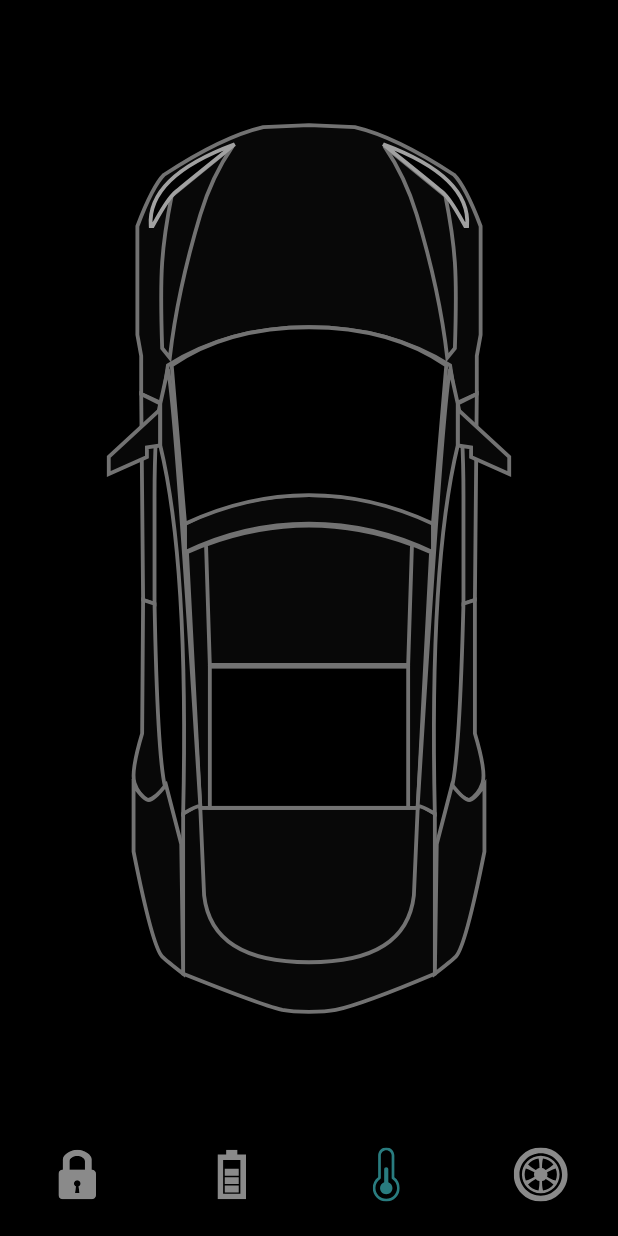
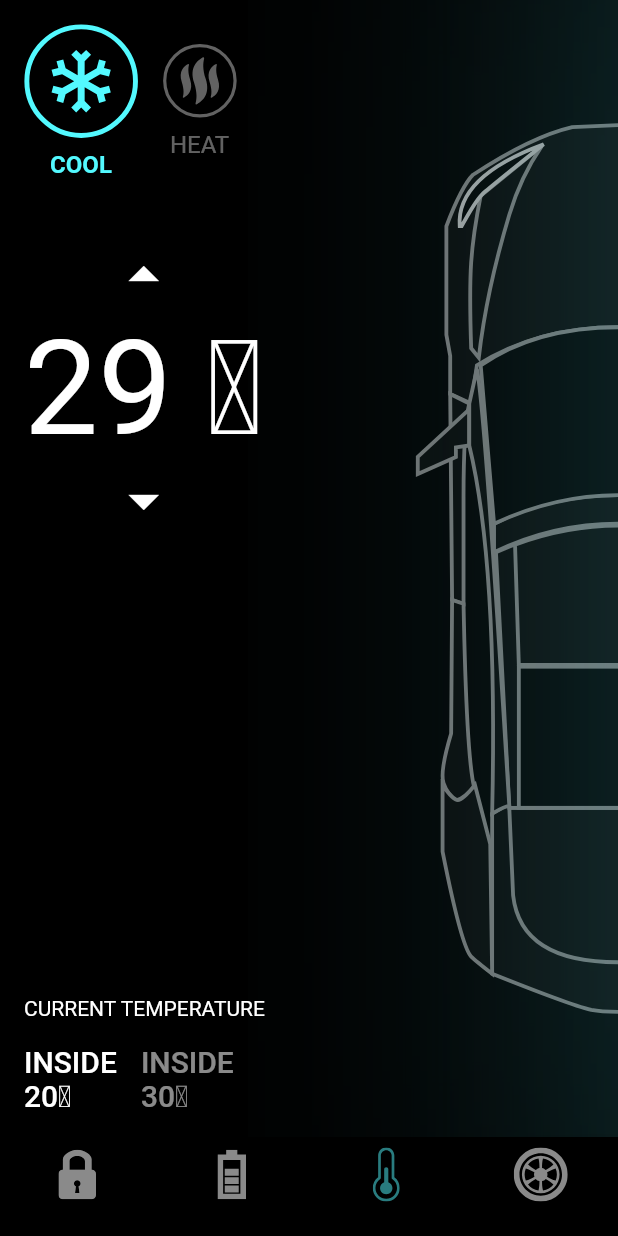
Before and after one commit to Ange0/testla_flutter, a Flutter app: the screen it shows after launch, item 3 of the bottom bar chosen, on a phone screen of 412 x 824 dp. Run offline on Flutter 3.47's test engine with Material 2 defaults, Android fonts, the light colour scheme and no system bars; our stand-ins replace flutter_svg.

Commit message:
episode 3

```diff
--- a/lib/home_controller.dart
+++ b/lib/home_controller.dart
@@ -5,35 +5,38 @@
   bool isLeftDoorLock = true;
   bool isBonnetDoorLock = true;
   bool isTrunkDoorLock = true;
+
   int selectedBottomTab = 0;
+
+  bool isCoolSeleted = true;
 
   void updateRightDoorLock() {
     isRightDoorLock = !isRightDoorLock;
-
     notifyListeners();
   }
 
   void updateLeftDoorLock() {
     isLeftDoorLock = !isLeftDoorLock;
-
     notifyListeners();
   }
 
   void updateBonnetDoorLock() {
     isBonnetDoorLock = !isBonnetDoorLock;
-
     notifyListeners();
   }
 
   void updateTrunkDoorLock() {
     isTrunkDoorLock = !isTrunkDoorLock;
-
     notifyListeners();
   }
 
   void onBottomNavigationTabChange(index) {
     selectedBottomTab = index;
+    notifyListeners();
+  }
 
+  void updateCoolSelectedTab() {
+    isCoolSeleted = !isCoolSeleted;
     notifyListeners();
   }
 }
--- /dev/null
+++ b/lib/screens/components/temp_btn.dart
@@ -0,0 +1,53 @@
+import 'package:animation_testla_car/constanins.dart';
+import 'package:flutter/material.dart';
+import 'package:flutter_svg/svg.dart';
+
+class TempBtn extends StatelessWidget {
+  const TempBtn(
+      {Key? key,
+      required this.svgSrc,
+      required this.title,
+      this.isActive = false,
+      this.activeColor = primaryColor,
+      required this.press})
+      : super(key: key);
+
+  final String svgSrc, title;
+  final bool isActive;
+  final Color activeColor;
+  final VoidCallback press;
+
+  @override
+  Widget build(BuildContext context) {
+    return GestureDetector(
+      onTap: press,
+      child: Column(
+        children: [
+          AnimatedContainer(
+            duration: const Duration(microseconds: 200),
+            curve: Curves.easeInOutBack,
+            height: isActive ? 76 : 50,
+            width: isActive ? 76 : 50,
+            child: SvgPicture.asset(
+              svgSrc,
+              color: isActive ? activeColor : Colors.white38,
+            ),
+          ),
+          const SizedBox(
+            height: defaultPadding / 2,
+          ),
+          AnimatedDefaultTextStyle(
+            duration: Duration(microseconds: 200),
+            style: TextStyle(
+                color: isActive ? activeColor : Colors.white38,
+                fontSize: 16,
+                fontWeight: isActive ? FontWeight.bold : FontWeight.normal),
+            child: Text(
+              title.toUpperCase(),
+            ),
+          )
+        ],
+      ),
+    );
+  }
+}
--- /dev/null
+++ b/lib/screens/components/temp_details.dart
@@ -0,0 +1,132 @@
+import 'package:animation_testla_car/constanins.dart';
+import 'package:animation_testla_car/home_controller.dart';
+import 'package:animation_testla_car/screens/components/temp_btn.dart';
+import 'package:flutter/material.dart';
+
+class TempDetails extends StatelessWidget {
+  const TempDetails({
+    Key? key,
+    required HomeController controller,
+  })  : _controller = controller,
+        super(key: key);
+
+  final HomeController _controller;
+
+  @override
+  Widget build(BuildContext context) {
+    return Padding(
+      padding: EdgeInsets.all(defaultPadding),
+      child: Column(
+        crossAxisAlignment: CrossAxisAlignment.start,
+        children: [
+          Row(
+            children: [
+              TempBtn(
+                isActive: _controller.isCoolSeleted,
+                svgSrc: "assets/icons/coolShape.svg",
+                title: "Cool",
+                press: () {
+                  _controller.updateCoolSelectedTab();
+                },
+              ),
+              const SizedBox(
+                width: defaultPadding,
+              ),
+              TempBtn(
+                isActive: !_controller.isCoolSeleted,
+                svgSrc: "assets/icons/heatShape.svg",
+                title: "Heat",
+                activeColor: redColor,
+                press: () {
+                  _controller.updateCoolSelectedTab();
+                },
+              ),
+            ],
+          ),
+          const SizedBox(
+            height: 40,
+          ),
+          Column(
+            children: [
+              IconButton(
+                padding: EdgeInsets.zero,
+                onPressed: () {},
+                icon: const Icon(
+                  Icons.arrow_drop_up,
+                  size: 48,
+                  color: Colors.white,
+                ),
+              ),
+              const Text(
+                "29 " "\u2103",
+                style: TextStyle(fontSize: 88, color: Colors.white),
+              ),
+              IconButton(
+                padding: EdgeInsets.zero,
+                onPressed: () {},
+                icon: const Icon(
+                  Icons.arrow_drop_down,
+                  size: 48,
+                  color: Colors.white,
+                ),
+              ),
+            ],
+          ),
+          Spacer(),
+          Text(
+            "Current Temperature".toUpperCase(),
+            style: const TextStyle(color: Colors.white),
+          ),
+          const SizedBox(
+            height: defaultPadding,
+          ),
+          Row(
+            children: [
+              Column(
+                crossAxisAlignment: CrossAxisAlignment.start,
+                children: [
+                  Text(
+                    "Inside".toUpperCase(),
+                    style: Theme.of(context)
+                        .textTheme
+                        .headline6!
+                        .copyWith(color: Colors.white),
+                  ),
+                  Text(
+                    "20" "\u2103",
+                    style: Theme.of(context)
+                        .textTheme
+                        .headline6!
+                        .copyWith(color: Colors.white),
+                  ),
+                ],
+              ),
+              const SizedBox(
+                width: defaultPadding,
+              ),
+              Column(
+                crossAxisAlignment: CrossAxisAlignment.start,
+                children: [
+                  Text(
+                    "Inside".toUpperCase(),
+                    style: Theme.of(context)
+                        .textTheme
+                        .headline6!
+                        .copyWith(color: Colors.white54),
+                  ),
+                  Text(
+                    "30" "\u2103",
+                    style: Theme.of(context)
+                        .textTheme
+                        .headline6!
+                        .copyWith(color: Colors.white54),
+                  )
+                ],
+              ),
+            ],
+          )
+        ],
+      ),
+    );
+  }
+}
--- a/lib/screens/home_screen.dart
+++ b/lib/screens/home_screen.dart
@@ -2,28 +2,33 @@
 import 'package:animation_testla_car/home_controller.dart';
 import 'package:animation_testla_car/screens/components/battery_status.dart';
 import 'package:animation_testla_car/screens/components/door_lock.dart';
+import 'package:animation_testla_car/screens/components/temp_details.dart';
 import 'package:animation_testla_car/screens/components/testla_bottom_navigationbar.dart';
 import 'package:flutter/material.dart';
 import 'package:flutter_svg/svg.dart';
 
 class HomeScreen extends StatefulWidget {
-  HomeScreen({Key? key}) : super(key: key);
+  const HomeScreen({Key? key}) : super(key: key);
 
   @override
   State<HomeScreen> createState() => _HomeScreenState();
 }
 
-class _HomeScreenState extends State<HomeScreen>
-    with SingleTickerProviderStateMixin {
+class _HomeScreenState extends State<HomeScreen> with TickerProviderStateMixin {
   final HomeController _controller = HomeController();
+
   late AnimationController _batteryAnimationController;
   late Animation<double> _animationBattery;
   late Animation<double> _animationBatteryStatus;
 
+  late AnimationController _tempAnimationController;
+  late Animation<double> _animationCarShift;
+  late Animation<double> _animationTempShowInfos;
+  late Animation<double> _animationCoolGlow;
   void setupBatteryAnimation() {
     _batteryAnimationController = AnimationController(
       vsync: this,
-      duration: const Duration(microseconds: 10000),
+      duration: const Duration(milliseconds: 600),
     );
 
     _animationBattery = CurvedAnimation(
@@ -33,26 +38,51 @@
     );
     _animationBatteryStatus = CurvedAnimation(
       parent: _batteryAnimationController,
-      curve: const Interval(0.8, 1),
+      curve: const Interval(0.6, 1),
+    );
+  }
+
+  void setupTempAnimation() {
+    _tempAnimationController = AnimationController(
+      vsync: this,
+      duration: const Duration(milliseconds: 1500),
+    );
+    _animationCarShift = CurvedAnimation(
+      parent: _tempAnimationController,
+      curve: const Interval(0.2, 0.4),
+    );
+    _animationTempShowInfos = CurvedAnimation(
+      parent: _tempAnimationController,
+      curve: const Interval(0.45, 0.65),
+    );
+    _animationCoolGlow = CurvedAnimation(
+      parent: _tempAnimationController,
+      curve: const Interval(0.7, 1),
     );
   }
 
   @override
   void initState() {
     setupBatteryAnimation();
+    setupTempAnimation();
     super.initState();
   }
 
   @override
   void dispose() {
     _batteryAnimationController.dispose();
+    _tempAnimationController.dispose();
     super.dispose();
   }
 
   @override
   Widget build(BuildContext context) {
     return AnimatedBuilder(
-        animation: Listenable.merge([_controller, _batteryAnimationController]),
+        animation: Listenable.merge([
+          _controller,
+          _batteryAnimationController,
+          _tempAnimationController
+        ]),
         builder: (context, snapshot) {
           print('ee');
           print(_animationBattery.value);
@@ -63,7 +93,15 @@
                   return Stack(
                     alignment: Alignment.center,
                     children: [
+                      SizedBox(
+                        width: constrains.maxWidth,
+                        height: constrains.maxHeight,
+                      ),
                       Positioned(
+                        width: constrains.maxWidth,
+                        height: constrains.maxHeight,
+                        left:
+                            constrains.maxWidth / 2 * _animationCarShift.value,
                         child: Padding(
                           padding: EdgeInsets.symmetric(
                               vertical: constrains.maxHeight * 0.1),
@@ -129,6 +167,7 @@
                           ),
                         ),
                       ),
+                      // Battery
                       Opacity(
                         opacity: _animationBattery.value,
                         child: SvgPicture.asset(
@@ -147,6 +186,22 @@
                           ),
                         ),
                       ),
+                      // Temp
+                      Positioned(
+                        right: -180 * (1 - _animationCoolGlow.value),
+                        child: _controller.isCoolSeleted
+                            ? Image.asset("assets/images/Cool_glow_2.png")
+                            : Image.asset("assets/images/Hot_glow_4.png"),
+                      ),
+                      Positioned(
+                        top: 60 * (1 - _animationTempShowInfos.value),
+                        width: constrains.maxWidth,
+                        height: constrains.maxHeight,
+                        child: Opacity(
+                          opacity: _animationTempShowInfos.value,
+                          child: TempDetails(controller: _controller),
+                        ),
+                      ),
                     ],
                   );
                 },
@@ -159,6 +214,11 @@
                 } else if (_controller.selectedBottomTab == 1 && index != 1) {
                   _batteryAnimationController.reverse(from: 0.7);
                 }
+                if (index == 2) {
+                  _tempAnimationController.forward(from: 0.1);
+                } else {
+                  _tempAnimationController.reverse();
+                }
                 _controller.onBottomNavigationTabChange(index);
               },
               selectedTab: _controller.selectedBottomTab,
```
